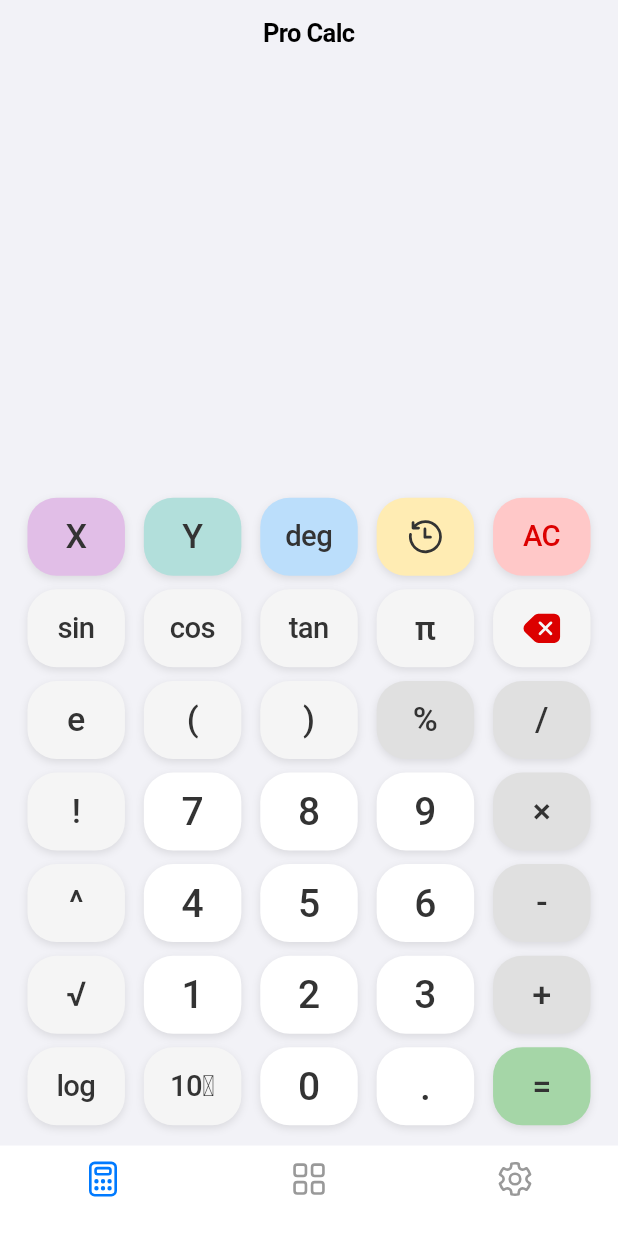
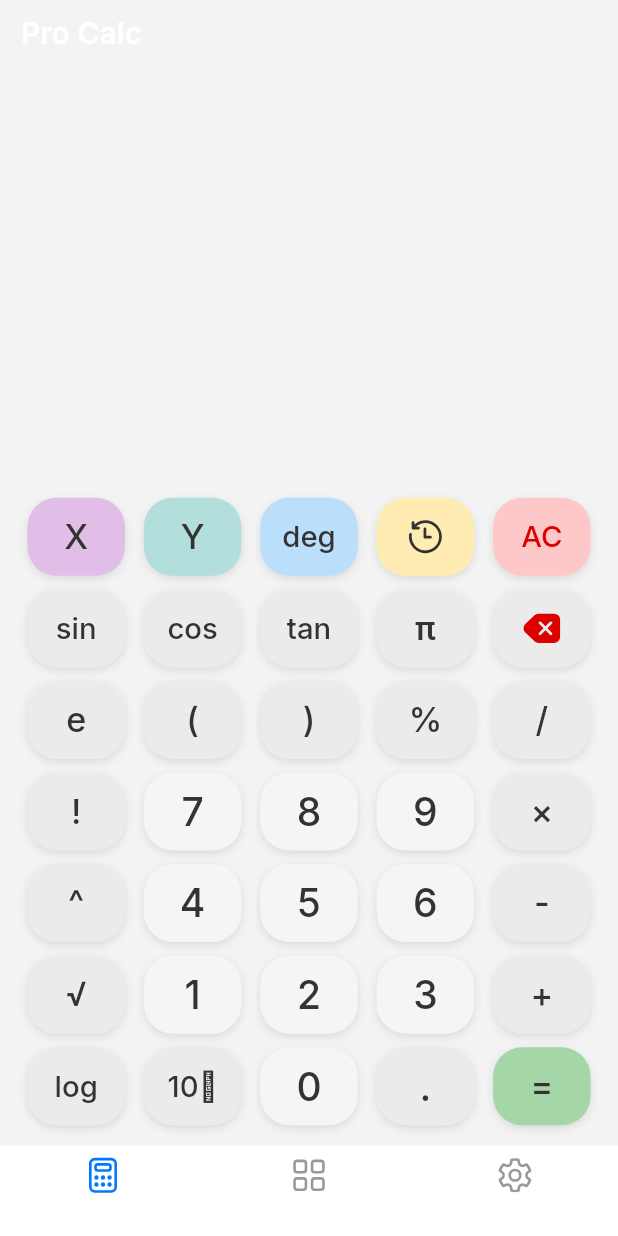
Before and after one commit to thegravity98/Pro-Calc, a Flutter app: the screen it shows after launch, on a phone screen of 412 x 824 dp. Run offline on Flutter 3.47's test engine with Material 3 defaults, Android fonts, the phone set to English and light mode, and no system bars; our stand-ins replace fluentui_system_icons, math_expressions, shared_preferences; missing offline and left inert: flutter_displaymode.

Commit message:
Minor bug fixes

```diff
--- a/lib/Pages/calc_page.dart
+++ b/lib/Pages/calc_page.dart
@@ -293,8 +293,9 @@ class _CalcPageState extends State<CalcPage>
       cm.bindVariable(Variable('X'), Number(variables['X'] ?? 0));
       cm.bindVariable(Variable('Y'), Number(variables['Y'] ?? 0));
 
-      Parser p = Parser();
-      Expression exp = p.parse(tempInput);
+      // Use GrammarParser for more advanced parsing capabilities
+      GrammarParser gp = GrammarParser();
+      Expression exp = gp.parse(tempInput);
       double result = exp.evaluate(EvaluationType.REAL, cm);
 
       // Format result: remove trailing .0
@@ -616,14 +617,12 @@ class _CalcPageState extends State<CalcPage>
 
   Widget buildButton(String text, double btnSize) {
     // Determine background color
-    Color buttonColor = Colors.white; // Default for digits
+    Color buttonColor = Colors.grey.shade100; // Default for digits
     if (_buttonColors.containsKey(text)) {
       buttonColor = _buttonColors[text]!;
-    } else if (RegExp(r'[+\-*/×÷%=]').hasMatch(text)) {
-      // Removed ^ from operators
-      buttonColor = Colors.grey[300]!; // Operators
-    } else if (!isDigit.hasMatch(text) && text != '.') {
-      buttonColor = const Color.fromARGB(255, 245, 245, 245); // Other functions
+    } else if (!isDigit.hasMatch(text)) {
+      buttonColor = const Color.fromRGBO(
+          235, 235, 235, 1); // All non-digit buttons including operators
     }
 
     // Determine text/icon color
@@ -722,15 +721,31 @@ class _CalcPageState extends State<CalcPage>
 
     return CupertinoPageScaffold(
       navigationBar: const CupertinoNavigationBar(
-        middle: Text('Pro Calc'),
+        middle: Padding(
+          padding: EdgeInsets.only(left: 8.0),
+          child: Align(
+            alignment: Alignment.centerLeft,
+            child: Text(
+              'Pro Calc',
+              style: TextStyle(
+                fontSize: 20,
+                fontFamily: 'Inter',
               ),
-      backgroundColor: CupertinoColors.systemGroupedBackground,
-      child: SafeArea(
-        bottom: true,
+            ),
+          ),
+        ),
+        border: null,
+        transitionBetweenRoutes: false,
+      ),
+      backgroundColor: const Color(0xfff3f3f3),
       child: Padding(
         padding: const EdgeInsets.symmetric(horizontal: 12.0, vertical: 8.0),
         child: Column(
           children: <Widget>[
+            // Add top padding to account for navigation bar
+            SizedBox(
+                height: MediaQuery.of(context).padding.top +
+                    44), // 44 is the default nav bar height
             // Display Area
             Expanded(
               flex: 3,
@@ -786,12 +801,10 @@ class _CalcPageState extends State<CalcPage>
                               minLines: 1,
                               enableInteractiveSelection: true,
                               onTap: () {
-                                  if (_inputController.selection.baseOffset <
-                                      0) {
+                                if (_inputController.selection.baseOffset < 0) {
                                   _inputController.selection =
                                       TextSelection.collapsed(
-                                            offset:
-                                                _inputController.text.length);
+                                          offset: _inputController.text.length);
                                 }
                               },
                             );
@@ -859,7 +872,6 @@ class _CalcPageState extends State<CalcPage>
               ),
             ),
           ],
-          ),
         ),
       ),
     );
--- a/lib/main.dart
+++ b/lib/main.dart
@@ -1,5 +1,6 @@
 import 'dart:io';
 import 'package:flutter/cupertino.dart';
+import 'package:flutter/material.dart';
 import 'package:flutter/services.dart';
 import 'package:flutter_displaymode/flutter_displaymode.dart';
 import 'package:pro_calc/Components/bottom_bar.dart';
@@ -7,21 +8,28 @@ import 'package:pro_calc/Pages/calc_page.dart';
 import 'package:pro_calc/Pages/settings_page.dart';
 import 'package:pro_calc/Pages/tools_page.dart';
 
+Future<void> initializeApp() async {
+  try {
+    await SystemChrome.setEnabledSystemUIMode(SystemUiMode.edgeToEdge);
+    await SystemChrome.setPreferredOrientations([DeviceOrientation.portraitUp]);
+
+    if (Platform.isAndroid) {
+      await FlutterDisplayMode.setHighRefreshRate();
+    }
+  } catch (e) {
+    debugPrint('Initialization error: $e');
+  }
+}
+
 void main() async {
-  WidgetsFlutterBinding.ensureInitialized();
-
-  // Set device orientation
-  await SystemChrome.setPreferredOrientations([
-    DeviceOrientation.portraitUp,
-  ]);
-
-  // Enable high refresh rate support
-  await SystemChrome.setEnabledSystemUIMode(SystemUiMode.edgeToEdge);
-  if (Platform.isAndroid) {
-    await FlutterDisplayMode.setHighRefreshRate();
+  try {
+    WidgetsFlutterBinding.ensureInitialized();
+    await initializeApp();
+    runApp(const ProCalc());
+  } catch (e) {
+    debugPrint('Fatal error during app startup: $e');
+    rethrow;
   }
-
-  runApp(const ProCalc());
 }
 
 class ProCalc extends StatefulWidget {
@@ -49,10 +57,33 @@ class _ProCalcState extends State<ProCalc> {
     return SafeArea(
       child: CupertinoApp(
         theme: const CupertinoThemeData(
+          primaryColor: CupertinoColors.activeBlue,
           textTheme: CupertinoTextThemeData(
             textStyle: TextStyle(
               fontFamily: 'Inter',
               color: Color.fromARGB(255, 0, 0, 0),
+            ),
+            actionTextStyle: TextStyle(
+              fontFamily: 'Inter',
+            ),
+            tabLabelTextStyle: TextStyle(
+              fontFamily: 'Inter',
+            ),
+            navTitleTextStyle: TextStyle(
+              fontFamily: 'Inter',
+              fontSize: 17,
+              fontWeight: FontWeight.w600,
+            ),
+            navLargeTitleTextStyle: TextStyle(
+              fontFamily: 'Inter',
+              fontSize: 34,
+              fontWeight: FontWeight.w700,
+            ),
+            pickerTextStyle: TextStyle(
+              fontFamily: 'Inter',
+            ),
+            dateTimePickerTextStyle: TextStyle(
+              fontFamily: 'Inter',
             ),
           ),
         ),
--- a/pubspec.yaml
+++ b/pubspec.yaml
@@ -10,6 +10,8 @@ environment:
 dependencies:
   flutter:
     sdk: flutter
+
+  material: ^0.0.1 # Added the material package
   cupertino_icons: ^1.0.2
   fluentui_system_icons: ^1.1.229
   math_expressions: ^2.7.0
```
Also changed, not shown: lib/Pages/history_page.dart (+12 -4 lines), 8 other files. Lines whose indentation alone changed are shown as unchanged.
